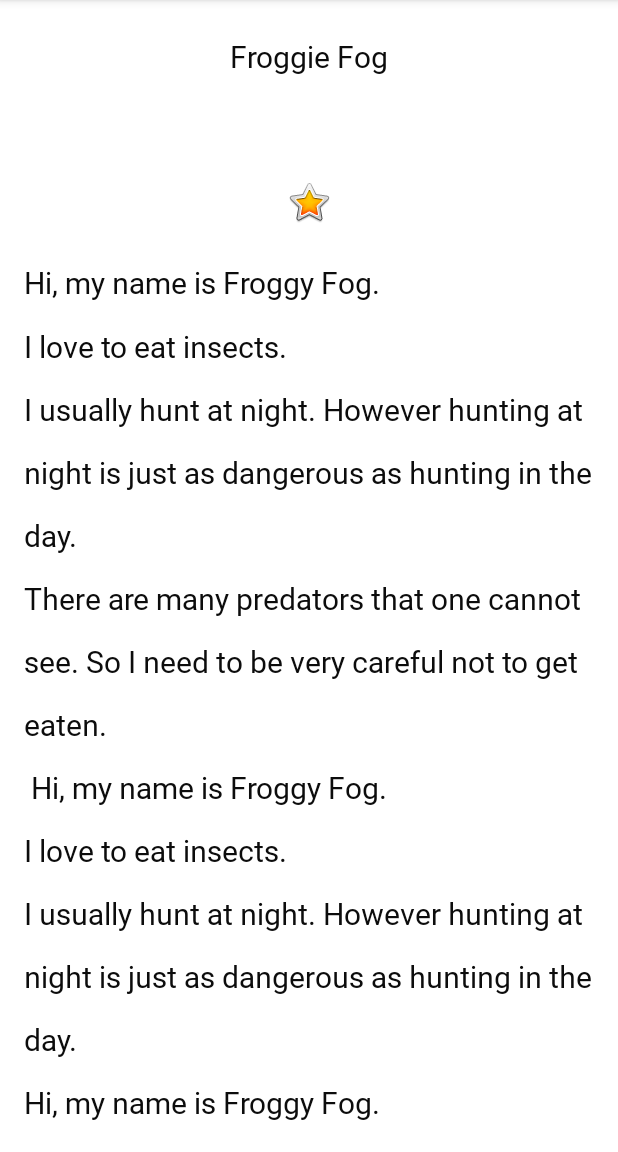
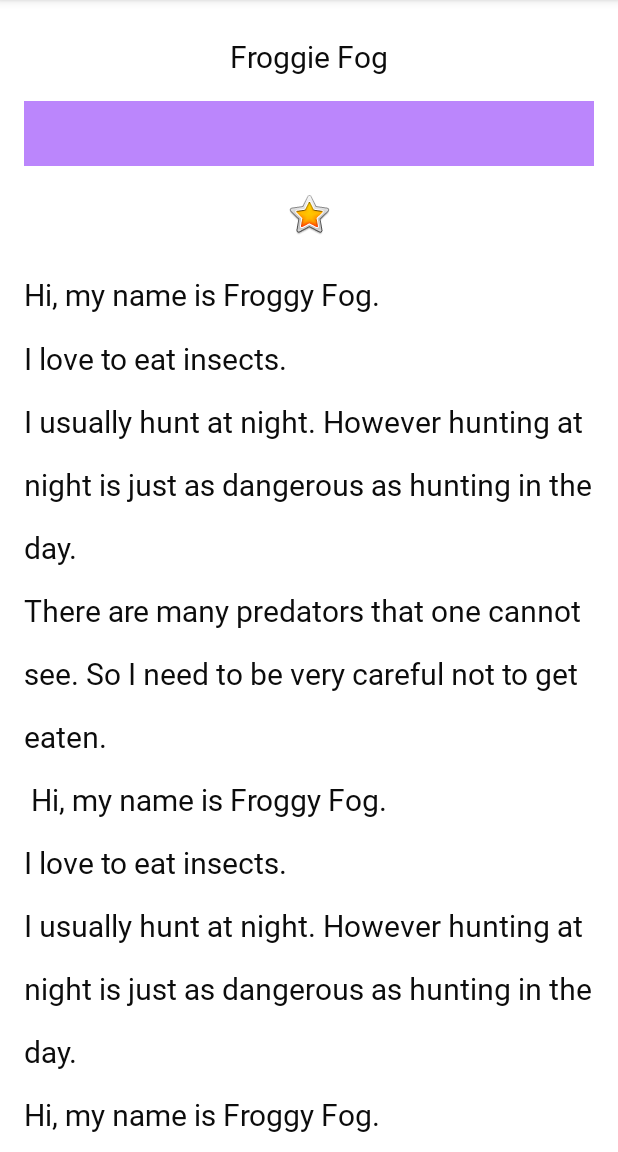
Before and after one commit to sensodyne33/project3, an Android app: the screen it shows after launch (MainActivity), after a tap on "DONE", on a phone screen of 412 x 824 dp, the part 84-1236 px from its top. Run offline under Robolectric (Android 15) with nearby library versions, the phone set to English and light mode, and no system bars; our stand-ins replace data binding.

Commit message:
finished lab3. Worked with LinearLayout, connected views using their ids and made them do something using kotlin

```diff
--- a/app/src/main/res/layout/activity_main.xml
+++ b/app/src/main/res/layout/activity_main.xml
@@ -42,6 +42,8 @@
 
         <TextView
             android:id="@+id/nickname_text"
+            android:background="@color/colorAccent"
+            android:paddingBottom="@dimen/small_padding"
             style="@style/NameStyle"
             android:layout_width="match_parent"
             android:layout_height="wrap_content"
```
Also changed, not shown: app/src/main/java/com/example/aboutme/MainActivity.kt (+31 -1 lines).
